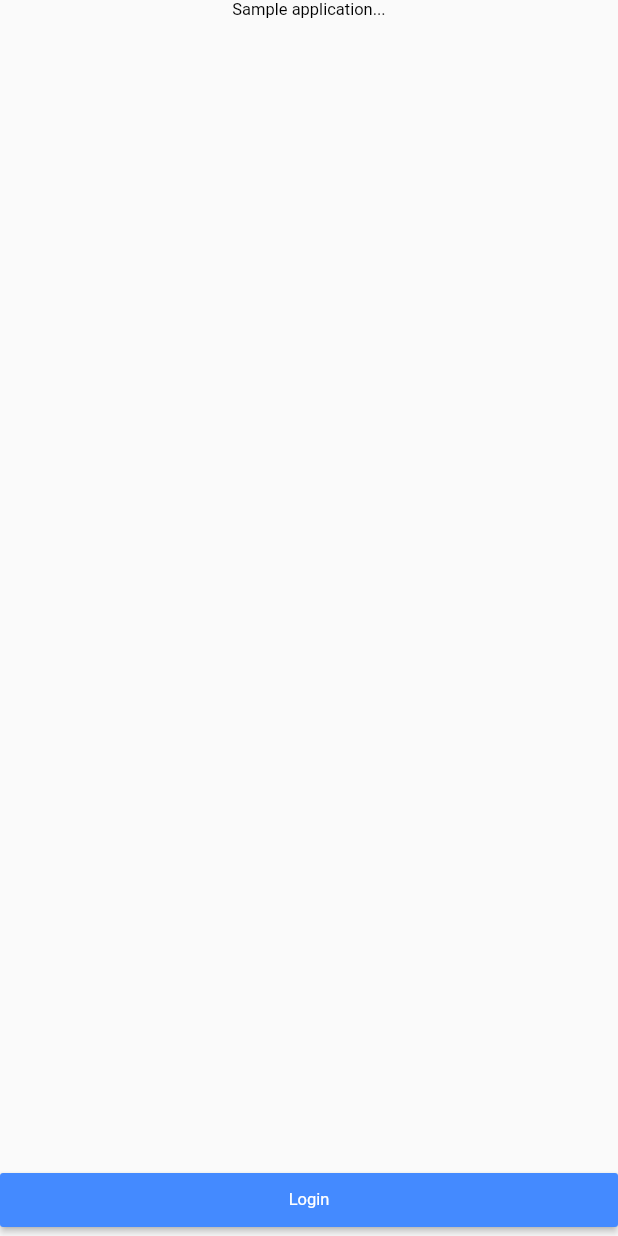
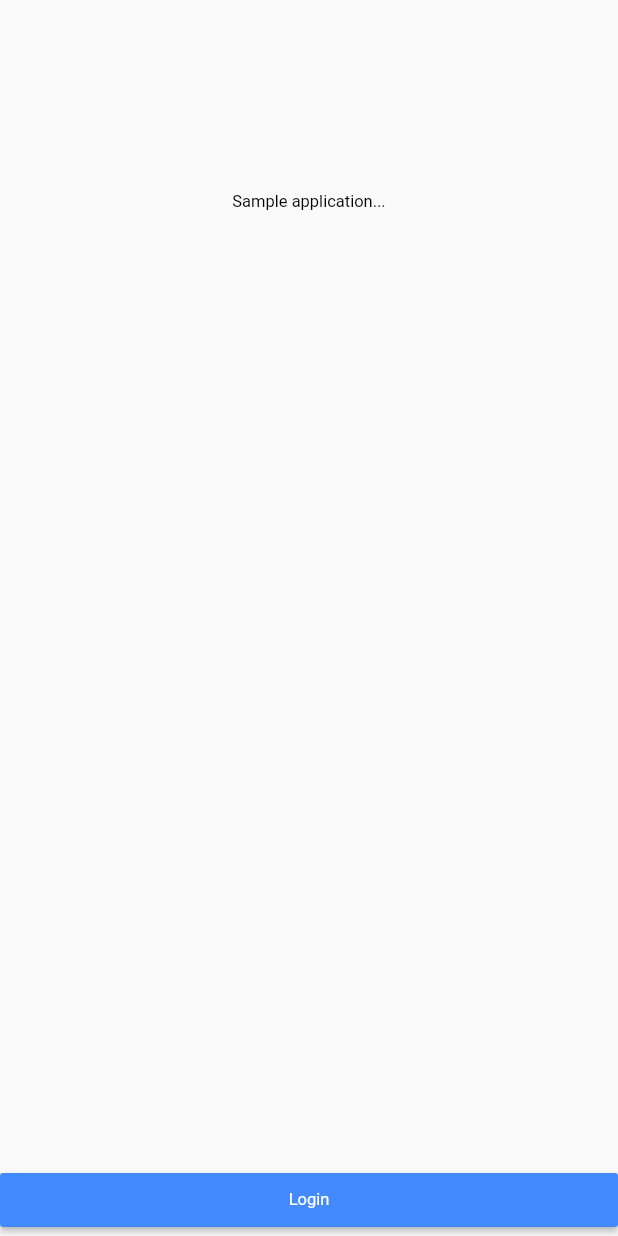
Before and after one commit to begomez/Flutter-Arch-Template, a Flutter app: the screen it shows after launch, on a phone screen of 412 x 824 dp. Run offline on Flutter 3.47's test engine with Material 2 defaults, Android fonts, the phone set to English and light mode, and no system bars; statements that could not run were skipped.

Commit message:
Modify screen hierarchy

```diff
--- a/lib/presentation/screens/HomeScreen.dart
+++ b/lib/presentation/screens/HomeScreen.dart
@@ -1,7 +1,11 @@
 import 'package:flutter/material.dart';
 import 'package:flutter_template/presentation/screens/base/BaseStatelessScreen.dart';
+import 'package:flutter_template/presentation/utils/AppLocalizations.dart';
 import 'package:flutter_template/presentation/widgets/factory/WidgetFactory.dart';
 
+/**
+ * Home screen displayed after login
+ */
 class HomeScreen extends BaseStatelessScreen {
   const HomeScreen({String title = "", Key key})
       : super(title: title, key: key);
@@ -16,11 +20,12 @@ class HomeScreen extends BaseStatelessScreen {
       },
       child: Center(
           child: Container(
-        child: Text(this.getScreenTitle()),
+        child: Text(this.getScreenTitle(context)),
       )),
     );
   }
 
   @override
-  String getScreenTitle() => "Home";
+  String getScreenTitle(BuildContext cntxt) =>
+      AppLocalizations.of(cntxt).translate("screen_home");
 }
--- a/lib/presentation/screens/LoginScreen.dart
+++ b/lib/presentation/screens/LoginScreen.dart
@@ -1,9 +1,13 @@
 import 'package:flutter/material.dart';
+import 'package:flutter_template/presentation/resources/AppStyles.dart';
 
 import 'package:flutter_template/presentation/screens/base/BaseStatelessScreen.dart';
 import 'package:flutter_template/presentation/utils/AppLocalizations.dart';
 import 'package:flutter_template/presentation/widgets/LoginButtonWidget.dart';
 
+/**
+ * Login screen
+ */
 class LoginScreen extends BaseStatelessScreen {
   const LoginScreen({String title = "", Key key})
       : super(title: title, key: key);
@@ -16,11 +20,20 @@ class LoginScreen extends BaseStatelessScreen {
         mainAxisAlignment: MainAxisAlignment.spaceBetween,
         crossAxisAlignment: CrossAxisAlignment.center,
         children: [
-          Center(
-              child: Text(AppLocalizations.of(context).translate("app_name"))),
+          Padding(
+            padding: const EdgeInsets.only(top: _Dimens.PADDING_TOP),
+            child: Text(
+              AppLocalizations.of(context).translate("app_name"),
+              style: AppStyles.title,
+            ),
+          ),
           LoginButtonWidget()
         ],
       ),
     );
   }
 }
+
+abstract class _Dimens {
+  static const double PADDING_TOP = 128.0;
+}
--- a/lib/presentation/screens/SplashScreen.dart
+++ b/lib/presentation/screens/SplashScreen.dart
@@ -1,8 +1,10 @@
 import 'package:flutter/material.dart';
 import 'package:flutter_template/presentation/navigation/AppNavigator.dart';
 import 'package:flutter_template/presentation/screens/base/BaseStatelessScreen.dart';
-import 'package:flutter_template/presentation/widgets/factory/WidgetFactory.dart';
 
+/**
+ * Initial/launch screen
+ */
 class SplashScren extends BaseStatelessScreen {
   const SplashScren({String title = "", Key key})
       : super(title: title, key: key);
```
Also changed, not shown: lib/presentation/screens/base/BaseScreenStateful.dart (deleted, +0 -21 lines), lib/presentation/screens/base/BaseStatefulScreen.dart (added, +21 -0 lines), lib/presentation/screens/base/BaseStatelessScreen.dart (+14 -3 lines), lib/presentation/widgets/BaseStateful.dart (deleted, +0 -22 lines).
